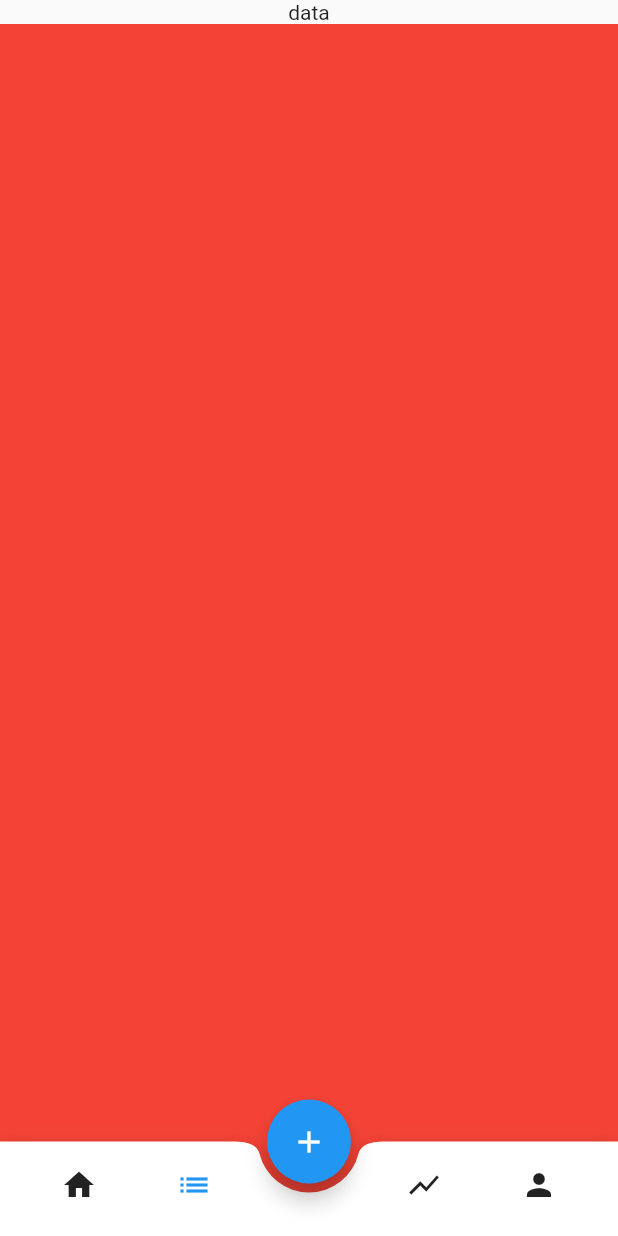
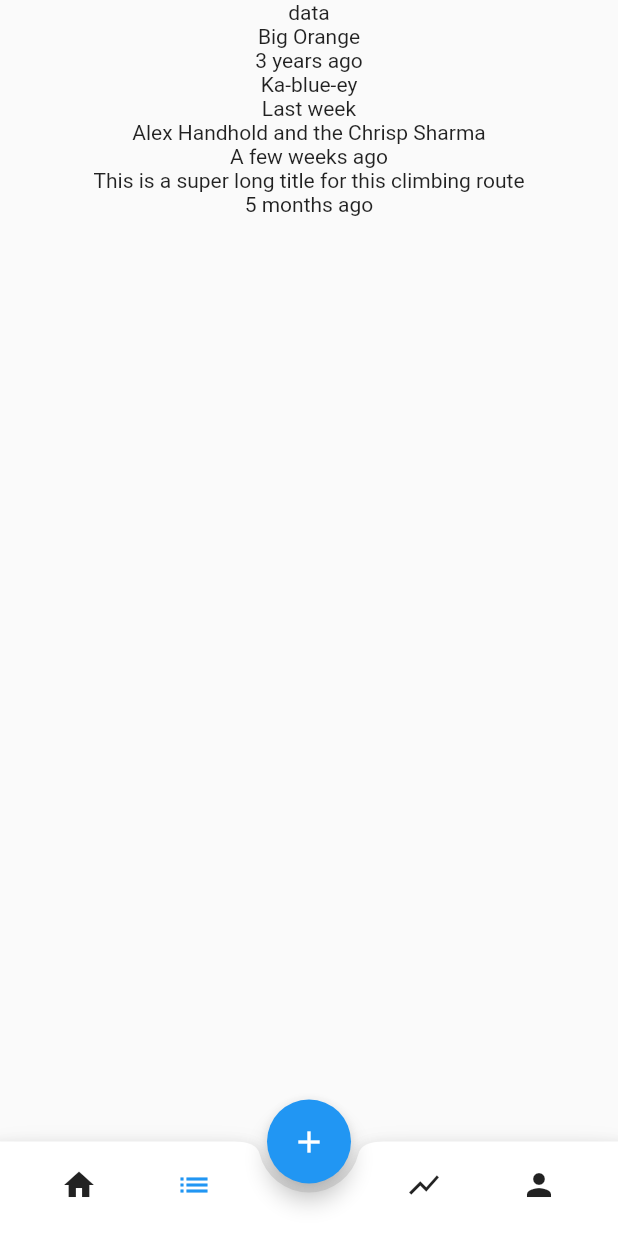
Before and after one commit to Redpoint-app/Redpoint, a Flutter app: the screen it shows after launch, item 2 of the bottom bar chosen, on a phone screen of 412 x 824 dp. Run offline on Flutter 3.47's test engine with Material 2 defaults, Android fonts, the phone set to English and light mode, and no system bars; our stand-ins replace dotted_border.

Commit message:
refactored route

```diff
--- a/lib/model/route.dart
+++ b/lib/model/route.dart
@@ -24,4 +24,46 @@ class ClimbingRoute {
   String toString() {
     return "ClimbingRoute{\ntitle: $title, \ndate: $date, \ntype: $type, \ngrade: $grade, \nstatus: $status, \ncompletedStatus: $completedStatus, \ndifficulty: $difficulty, \ntags: ${tags.toString()}, \nthoughts: $thoughts}";
   }
+
+  String getDateMessage() {
+    DateTime now = DateTime.now();
+    Duration diff = now.difference(date).abs();
+
+    if (diff.inMinutes < 1) {
+      return "A few seconds ago";
+    } else if (diff.inHours < 1) {
+      return "A few minutes ago";
+    } else if (diff.inDays < 1) {
+      return "A few hours ago";
+    } else if (diff.inDays == 1) {
+      return "Yesterday";
+    } else if (diff.inDays < 7) {
+      return "A few days ago";
+    } else if (diff.inDays < 14) {
+      return "Last week";
+    } else if (diff.inDays < 30) {
+      return "A few weeks ago";
+    } else {
+      // Days > 30
+      int yearDiff = (date.year - now.year).abs();
+
+      if (yearDiff <= 1) {
+        int monthDiff = yearDiff == 1
+            ? (now.month + (12 - date.month))
+            : (now.month - date.month).abs();
+
+        if (monthDiff == 0) {
+          return "A few weeks ago";
+        } else if (monthDiff == 1) {
+          return "Last month";
+        } else if (monthDiff < 12) {
+          return "$monthDiff months ago";
+        } else {
+          return "Last year";
+        }
+      } else {
+        return "$yearDiff years ago";
+      }
+    }
+  }
 }
--- a/lib/pages/home_page.dart
+++ b/lib/pages/home_page.dart
@@ -32,7 +32,6 @@ class _HomePageState extends State<HomePage> {
     tags.add(Tag("Comp"));
 
     List<ClimbingRoute> routes = [
-      /*
       ClimbingRoute(
           "Big Orange",
           DateTime.parse("2019-06-26"),
@@ -73,7 +72,6 @@ class _HomePageState extends State<HomePage> {
           Difficulty.easy,
           tags,
           "This askjasklj"),
-          */
     ];
 
     return PageScaffold(
--- a/lib/pages/projects_page.dart
+++ b/lib/pages/projects_page.dart
@@ -2,6 +2,7 @@ import 'dart:collection';
 
 import 'package:flutter/material.dart';
 import 'package:redpoint/widgets/layout/page_scaffold.dart';
+import 'package:redpoint/widgets/route_widgets/route_list_element.dart';
 
 import '../model/difficulty.dart';
 import '../model/route.dart';
@@ -75,16 +76,17 @@ class _ProjectsPageState extends State<ProjectsPage> {
       title: "Projects",
       body: Column(
         children: <Widget>[
-          Text("data"),
-            ListView.builder(
-              physics: NeverScrollableScrollPhysics(),
+          const Text("data"),
+          Expanded(
+            child: ListView.builder(
+              scrollDirection: Axis.vertical,
               shrinkWrap: true,
-              scrollDirection: Axis.vertical,
               itemCount: routes.length,
               itemBuilder: (BuildContext context, int index) {
-                return Container(height: 500, width: 100, color: Colors.red,);
+                return RouteListElement(route: routes[index],);
               },
             ),
+          ),
         ],
       ),
     );
--- a/lib/widgets/route_widgets/route_card.dart
+++ b/lib/widgets/route_widgets/route_card.dart
@@ -12,45 +12,7 @@ class RouteCard extends StatefulWidget {
 }
 
 class _RouteCardState extends State<RouteCard> {
-  String getDateMessage(DateTime date) {
-    DateTime now = DateTime.now();
-    Duration diff = now.difference(date).abs();
 
-    if (diff.inMinutes < 1) {
-      return "A few seconds ago";
-    } else if (diff.inHours < 1) {
-      return "A few minutes ago";
-    } else if (diff.inDays < 1) {
-      return "A few hours ago";
-    } else if (diff.inDays == 1) {
-      return "Yesterday";
-    } else if (diff.inDays < 7) {
-      return "A few days ago";
-    } else if (diff.inDays < 14) {
-      return "Last week";
-    } else if (diff.inDays < 30) {
-      return "A few weeks ago";
-    } else {
-      // Days > 30
-      int yearDiff = (date.year - now.year).abs();
-
-      if (yearDiff <= 1) {
-        int monthDiff = yearDiff == 1 ? (now.month + (12 - date.month)) : (now.month - date.month).abs();
-
-        if (monthDiff == 0) {
-          return "A few weeks ago";
-        } else if (monthDiff == 1) {
-          return "Last month";
-        } else if (monthDiff < 12) {
-          return "$monthDiff months ago";
-        } else {
-          return "Last year";
-        }
-      } else {
-        return "$yearDiff years ago";
-      }
-    }
-  }
 
   @override
   Widget build(BuildContext context) {
@@ -120,7 +82,7 @@ class _RouteCardState extends State<RouteCard> {
                   ],
                 ),
               ),
-              Text(getDateMessage(widget.route.date)),
+              Text(widget.route.getDateMessage()),
             ],
           ),
         ),
--- a/lib/widgets/route_widgets/route_list_element.dart
+++ b/lib/widgets/route_widgets/route_list_element.dart
@@ -0,0 +1,20 @@
+import 'package:flutter/material.dart';
+import 'package:redpoint/model/route.dart';
+
+class RouteListElement extends StatefulWidget {
+  const RouteListElement({super.key, required this.route});
+  final ClimbingRoute route;
+
+  @override
+  State<RouteListElement> createState() => _RouteListElementState();
+}
+
+class _RouteListElementState extends State<RouteListElement> {
+  @override
+  Widget build(BuildContext context) {
+    return Column(children: [
+      Text(widget.route.title),
+      Text(widget.route.getDateMessage()),
+      ]);
+  }
+}
```
